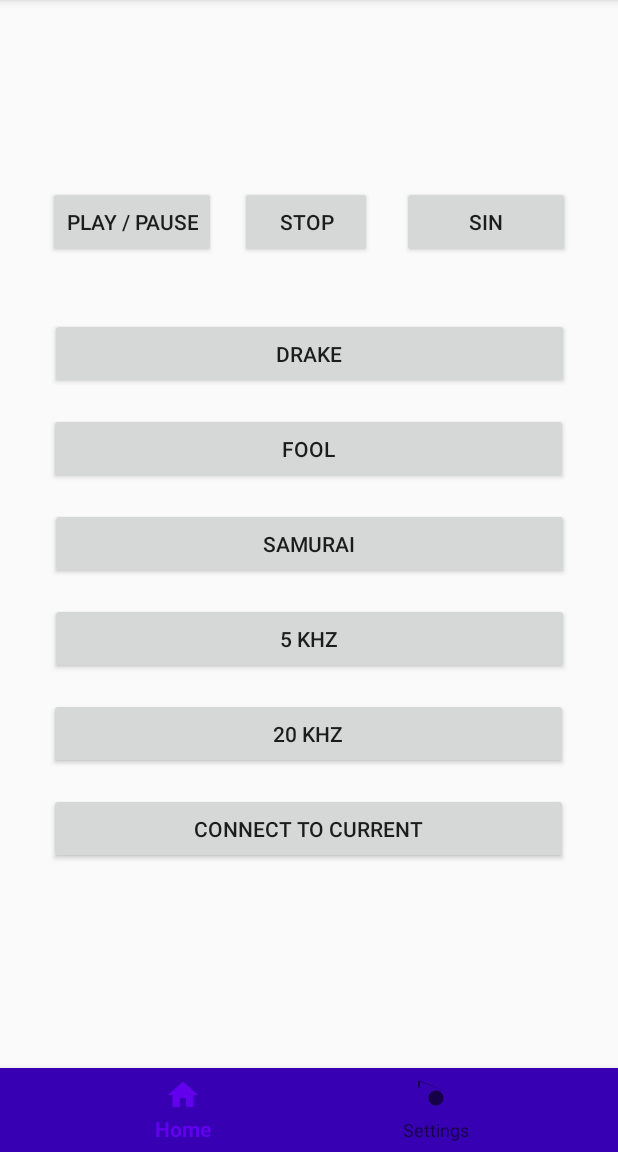
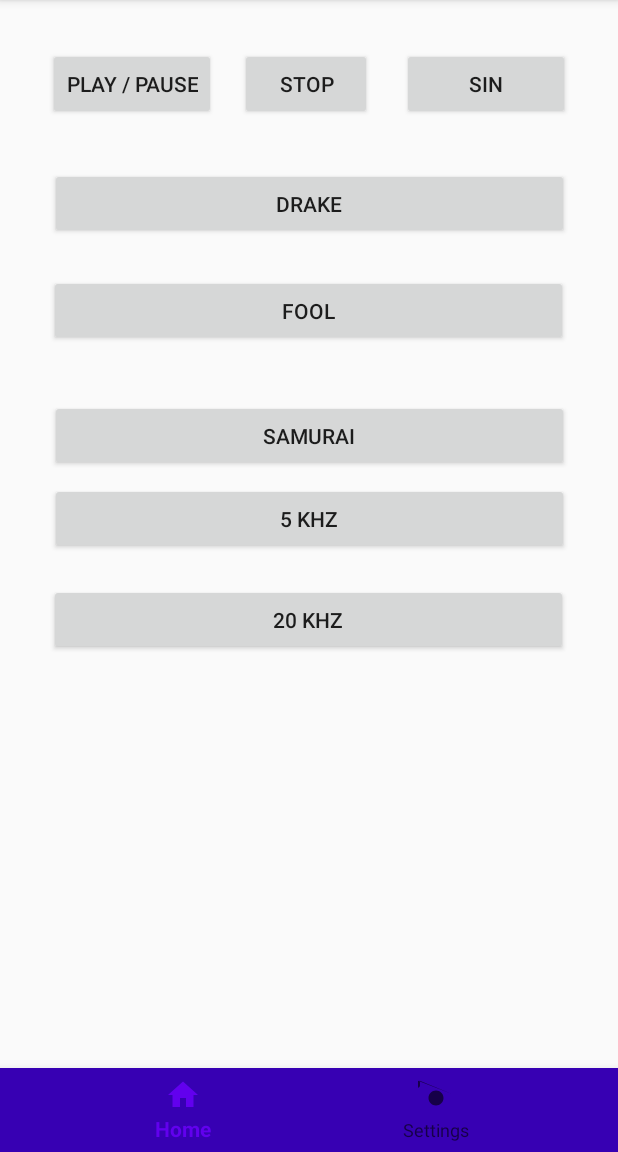
Before and after one commit to HardenedHunter/fouriertransform, an Android app: the screen it shows after launch (MainActivity), on a phone screen of 412 x 824 dp, the part 84-1236 px from its top. Run offline under Robolectric (Android 15) with nearby library versions, the light colour scheme and no system bars.

Commit message:
Fixed bug with crashing app Added data exchange between Activity and Fragmets

```diff
--- a/app/build.gradle
+++ b/app/build.gradle
@@ -6,7 +6,7 @@
 
     defaultConfig {
         applicationId "com.hardenedhunter.fouriertransform"
-        minSdkVersion 24
+        minSdkVersion 26
         targetSdkVersion 30
         versionCode 1
         versionName "1.0"
@@ -32,6 +32,7 @@
     implementation 'androidx.constraintlayout:constraintlayout:2.0.4'
     implementation 'com.google.android.material:material:1.2.1'
     implementation 'androidx.legacy:legacy-support-v4:1.0.0'
+    implementation 'com.google.code.gson:gson:2.8.5'
     testImplementation 'junit:junit:4.12'
     androidTestImplementation 'androidx.test.ext:junit:1.1.2'
     androidTestImplementation 'androidx.test.espresso:espresso-core:3.3.0'
--- a/app/src/main/AndroidManifest.xml
+++ b/app/src/main/AndroidManifest.xml
@@ -5,6 +5,8 @@
     <uses-permission android:name="android.permission.RECORD_AUDIO" />
     <uses-permission android:name="android.permission.BLUETOOTH"/>
     <uses-permission android:name="android.permission.BLUETOOTH_ADMIN"/>
+    <uses-permission android:name="android.permission.WRITE_EXTERNAL_STORAGE" />
+    <uses-permission android:name="android.permission.READ_EXTERNAL_STORAGE" />
 
     <application
         android:allowBackup="true"
--- a/app/src/main/java/com/hardenedhunter/fouriertransform/IPlayerEventListener.java
+++ b/app/src/main/java/com/hardenedhunter/fouriertransform/IPlayerEventListener.java
@@ -8,6 +8,4 @@
     void stopEvent();
 
     void sinEvent();
-
-    void currentPlayingSelectedEvent();
 }
--- a/app/src/main/java/com/hardenedhunter/fouriertransform/ISettingsEventListener.java
+++ b/app/src/main/java/com/hardenedhunter/fouriertransform/ISettingsEventListener.java
@@ -3,5 +3,5 @@
 import android.bluetooth.BluetoothAdapter;
 
 public interface ISettingsEventListener {
-    void macSelectedEvent(BluetoothAdapter bluetoothAdapter, String mac);
+    void macSelectedEvent(String mac);
 }
--- a/app/src/main/java/com/hardenedhunter/fouriertransform/MainActivity.java
+++ b/app/src/main/java/com/hardenedhunter/fouriertransform/MainActivity.java
@@ -10,9 +10,8 @@
 import android.media.MediaPlayer;
 import android.os.Bundle;
 import android.util.Log;
-import android.view.View;
+import android.view.MenuItem;
 import android.widget.ArrayAdapter;
-import android.widget.Button;
 import android.widget.ListView;
 import android.widget.TextView;
 import android.widget.Toast;
@@ -49,62 +48,68 @@
     private ThreadWave waveGenerator;
     // Плеер, который играет музыку
     private MediaPlayer mediaPlayer;
-
-    private Fragment fragmentPlayer;
-    private Fragment fragmentSettings;
-
-    private TextView viewDevice;
-    private ListView devicesView;
+    // Адаптер Bluetooth
+    private BluetoothAdapter bluetoothAdapter;
+    private Bundle settings;
 
     @Override
     protected void onCreate(Bundle savedInstanceState) {
         super.onCreate(savedInstanceState);
         setContentView(R.layout.activity_main);
 
-        fragmentPlayer = getSupportFragmentManager().findFragmentById(R.id.frameLayoutPlayer);
-        fragmentSettings = getSupportFragmentManager().findFragmentById(R.id.frameLayoutSettings);
+        settings = new Bundle();
+        bluetoothAdapter = BluetoothAdapter.getDefaultAdapter();
+        if (bluetoothAdapter.isEnabled()) {
+            settings = setup(bluetoothAdapter);
+        }
 
-        if (fragmentPlayer == null)
-            Log.println(Log.ERROR, "null", "player is null");
-
-        BluetoothAdapter bluetoothAdapter = BluetoothAdapter.getDefaultAdapter();
-
-        loadFragment(PlayerFragment.newInstance());
-//        TextView viewDevice = fragmentSettings.getView().findViewById(R.id.textViewDevice);
-//        viewDevice.setText(bluetoothAdapter.getName());
+        loadSettings(settings);
+        loadPlayer();
 
         // Запрашиваем разрешение на всё
         showPermission(Manifest.permission.RECORD_AUDIO, REQUEST_PERMISSION_RECORD_AUDIO);
         showPermission(Manifest.permission.BLUETOOTH, REQUEST_PERMISSION_BLUETOOTH);
         showPermission(Manifest.permission.BLUETOOTH_ADMIN, REQUEST_PERMISSION_BLUETOOTH_ADMIN);
+        showPermission(Manifest.permission.READ_EXTERNAL_STORAGE, REQUEST_PERMISSION_READ_STORAGE);
+        showPermission(Manifest.permission.WRITE_EXTERNAL_STORAGE, REQUEST_PERMISSION_WRITE_STORAGE);
 
         BottomNavigationView navigation = (BottomNavigationView) findViewById(R.id.bottomNavigationViewMain);
-        navigation.setOnNavigationItemSelectedListener(item -> {
-            switch (item.getItemId()) {
-                case R.id.navigation_home:
-                    loadFragment(PlayerFragment.newInstance());
-                    return true;
-                case R.id.navigation_settings:
-                    loadFragment(SettingsFragment.newInstance());
-                    return true;
-            }
-            return false;
-        });
 
-        if (bluetoothAdapter.isEnabled()) {
-            setup(bluetoothAdapter);
-        }
+        navigation.setOnNavigationItemSelectedListener(this::onNavigationItemSelectedListener);
     }
 
-    private void loadFragment(Fragment fragment) {
-        FragmentTransaction ft = getSupportFragmentManager().beginTransaction();
-        ft.replace(R.id.constraintLayoutContent, fragment);
-        ft.commit();
+    private boolean onNavigationItemSelectedListener(MenuItem menuItem) {
+        switch (menuItem.getItemId()) {
+            case R.id.navigation_home:
+                loadPlayer();
+                return true;
+            case R.id.navigation_settings:
+                loadSettings(settings);
+                return true;
+        }
+        return false;
+    }
+
+    private void loadSettings(Bundle settings) {
+        Fragment fragment = new SettingsFragment();
+        fragment.setArguments(settings);
+        getSupportFragmentManager()
+                .beginTransaction()
+                .replace(R.id.constraintLayoutContent, fragment)
+                .commitNow();
+    }
+
+    private void loadPlayer() {
+        Fragment fragment = new PlayerFragment();
+        getSupportFragmentManager()
+                .beginTransaction()
+                .replace(R.id.constraintLayoutContent, fragment)
+                .commitNow();
     }
 
     // Создание списка сопряжённых Bluetooth-устройств
-    private void setup(BluetoothAdapter bluetoothAdapter) {
-        ListView devicesView = findViewById(R.id.listBluetooth);
+    private Bundle setup(BluetoothAdapter bluetoothAdapter) {
+        Bundle bundleSettings = new Bundle();
         Set<BluetoothDevice> pairedDevices = bluetoothAdapter.getBondedDevices();
         // Если есть сопряжённые устройства
         if (pairedDevices.size() > 0) {
@@ -112,18 +117,13 @@
             // Добавляем сопряжённые устройства в список на экране - Имя + MAC-адресс
             for (BluetoothDevice device : pairedDevices)
                 pairedDeviceArrayList.add(device.getName() + "\n" + device.getAddress());
-            ArrayAdapter<String> pairedDeviceAdapter = new ArrayAdapter<>(this, simple_list_item_1, pairedDeviceArrayList);
-            devicesView.setAdapter(pairedDeviceAdapter);
-            // Клик по нужному устройству
-            devicesView.setOnItemClickListener((parent, view, position, id) -> {
-                String itemValue = (String) devicesView.getItemAtPosition(position);
-                String MAC = itemValue.substring(itemValue.length() - 17); // Вычленяем MAC-адрес
-                BluetoothDevice device = bluetoothAdapter.getRemoteDevice(MAC);
-                bluetoothConnector = new ThreadBluetoothConnector(device);
-                bluetoothConnector.start();  // Запускаем поток для подключения Bluetooth
-            });
+            bundleSettings.putStringArrayList("devices", pairedDeviceArrayList);
+            bundleSettings.putString("name", bluetoothAdapter.getName());
         }
+        return bundleSettings;
     }
+
+
 
     // Методы интерфейсов  MediaPlayer.OnPreparedListener, MediaPlayer.OnCompletionListener
     @Override
@@ -256,6 +256,8 @@
     private static final int REQUEST_PERMISSION_BLUETOOTH = 1;
     private static final int REQUEST_PERMISSION_BLUETOOTH_ADMIN = 2;
     private static final int REQUEST_PERMISSION_RECORD_AUDIO = 3;
+    private static final int REQUEST_PERMISSION_READ_STORAGE = 4;
+    private static final int REQUEST_PERMISSION_WRITE_STORAGE = 5;
 
     private void showPermission(String permission, int requestCode) {
         int permissionCheck = ContextCompat.checkSelfPermission(this, permission);
@@ -326,20 +328,7 @@
     }
 
     @Override
-    public void currentPlayingSelectedEvent() {
-        AudioManager manager = (AudioManager) getSystemService(Context.AUDIO_SERVICE);
-        int audioSessionId = manager.getActiveRecordingConfigurations().get(0).getClientAudioSessionId() - 8;
-        Log.println(Log.DEBUG, "Audio", "current audioSessionId=" + audioSessionId);
-        // Берёт сессию музыки у плеера и передает ресиверу,
-        // который будет брать из неё аудиоволны
-        if (audioSessionId != -1) {
-            receiver.startSession(audioSessionId);
-        }
-        mediaPlayer.setOnCompletionListener(this);
-    }
-
-    @Override
-    public void macSelectedEvent(BluetoothAdapter bluetoothAdapter, String mac) {
+    public void macSelectedEvent(String mac) {
         BluetoothDevice device = bluetoothAdapter.getRemoteDevice(mac);
         bluetoothConnector = new ThreadBluetoothConnector(device);
         bluetoothConnector.start();  // Запускаем поток для подключения Bluetooth
--- a/app/src/main/java/com/hardenedhunter/fouriertransform/PlayerFragment.java
+++ b/app/src/main/java/com/hardenedhunter/fouriertransform/PlayerFragment.java
@@ -109,10 +109,6 @@
         playerEventListener.songSelectedEvent(song);
     }
 
-    public void onCurrentClick(View view) {
-        playerEventListener.currentPlayingSelectedEvent();
-    }
-
     @Override
     public View onCreateView(LayoutInflater inflater, ViewGroup container,
                              Bundle savedInstanceState) {
--- a/app/src/main/java/com/hardenedhunter/fouriertransform/SettingsFragment.java
+++ b/app/src/main/java/com/hardenedhunter/fouriertransform/SettingsFragment.java
@@ -9,6 +9,14 @@
 import android.view.LayoutInflater;
 import android.view.View;
 import android.view.ViewGroup;
+import android.widget.AdapterView;
+import android.widget.ArrayAdapter;
+import android.widget.ListView;
+import android.widget.TextView;
+
+import java.util.ArrayList;
+
+import static android.R.layout.simple_list_item_1;
 
 /**
  * A simple {@link Fragment} subclass.
@@ -19,14 +27,14 @@
 
     ISettingsEventListener settingsEventListener;
 
-    // TODO: Rename parameter arguments, choose names that match
-    // the fragment initialization parameters, e.g. ARG_ITEM_NUMBER
-    private static final String ARG_PARAM1 = "param1";
-    private static final String ARG_PARAM2 = "param2";
+    private ListView listBluetooth;
+    private TextView textViewName;
 
-    // TODO: Rename and change types of parameters
-    private String mParam1;
-    private String mParam2;
+    private static final String ARG_PARAM_DEVICES = "devices";
+    private static final String ARG_PARAM_NAME = "devices";
+
+    private static ArrayList<String> devices;
+    private static String name;
 
     public SettingsFragment() {
         // Required empty public constructor
@@ -50,26 +58,50 @@
     // TODO: Rename and change types and number of parameters
     public static SettingsFragment newInstance() {
         SettingsFragment fragment = new SettingsFragment();
-        /*Bundle args = new Bundle();
-        args.putString(ARG_PARAM1, param1);
-        args.putString(ARG_PARAM2, param2);
-        fragment.setArguments(args);*/
+        Bundle args = new Bundle();
+        args.putString(ARG_PARAM_NAME, name);
+        args.putStringArrayList(ARG_PARAM_DEVICES, devices);
+        fragment.setArguments(args);
         return fragment;
     }
 
     @Override
     public void onCreate(Bundle savedInstanceState) {
         super.onCreate(savedInstanceState);
-        /*if (getArguments() != null) {
-            mParam1 = getArguments().getString(ARG_PARAM1);
-            mParam2 = getArguments().getString(ARG_PARAM2);
-        }*/
+        if (getArguments() != null) {
+            devices = getArguments().getStringArrayList(ARG_PARAM_DEVICES);
+            name = getArguments().getString(ARG_PARAM_NAME);
+            if (devices == null)
+                devices = new ArrayList<>();
+            if (name == null)
+                name = "null";
+        }
     }
 
     @Override
     public View onCreateView(LayoutInflater inflater, ViewGroup container,
                              Bundle savedInstanceState) {
         // Inflate the layout for this fragment
-        return inflater.inflate(R.layout.fragment_settings, container, false);
+        View view = inflater.inflate(R.layout.fragment_settings, container, false);
+
+        listBluetooth = view.findViewById(R.id.listBluetooth);
+        textViewName = view.findViewById(R.id.textViewDevice);
+
+        listBluetooth.setOnItemClickListener(this::onListViewClick);
+
+        ArrayAdapter<String> pairedDeviceAdapter = new ArrayAdapter<>(getContext(), simple_list_item_1, devices);
+        listBluetooth.setAdapter(pairedDeviceAdapter);
+        textViewName.setText(name);
+
+        return view;
     }
+
+    //region listeners
+    private void onListViewClick(AdapterView<?> adapterView, View view, int i, long l) {
+        String itemValue = (String) listBluetooth.getItemAtPosition(i);
+        String MAC = itemValue.substring(itemValue.length() - 17); // Вычленяем MAC-адрес
+        settingsEventListener.macSelectedEvent(MAC);
+    }
+    //endregion
+
 }
--- a/app/src/main/res/layout/fragment_player.xml
+++ b/app/src/main/res/layout/fragment_player.xml
@@ -10,22 +10,20 @@
     <!-- TODO: Update blank fragment layout -->
 
     <Button
-        android:id="@+id/buttonSamurai"
-        android:layout_width="346dp"
-        android:layout_height="47dp"
-        android:layout_marginTop="16dp"
-        android:onClick="onSongClick"
-        android:text="Samurai"
-        app:layout_constraintEnd_toEndOf="parent"
-        app:layout_constraintHorizontal_bias="0.507"
-        app:layout_constraintStart_toStartOf="parent"
-        app:layout_constraintTop_toBottomOf="@+id/buttonFool" />
+        android:id="@+id/buttonStop"
+        android:layout_width="0dp"
+        android:layout_height="wrap_content"
+        android:layout_marginStart="16dp"
+        android:onClick="onAudioControlClick"
+        android:text="@string/stop"
+        app:layout_constraintStart_toEndOf="@+id/buttonPlayPause"
+        app:layout_constraintTop_toTopOf="@+id/buttonPlayPause" />
 
     <Button
         android:id="@+id/buttonFool"
         android:layout_width="346dp"
         android:layout_height="47dp"
-        android:layout_marginTop="16dp"
+        android:layout_marginTop="24dp"
         android:onClick="onSongClick"
         android:text="Fool"
         app:layout_constraintEnd_toEndOf="parent"
@@ -37,7 +35,7 @@
         android:id="@+id/button20Khz"
         android:layout_width="346dp"
         android:layout_height="47dp"
-        android:layout_marginTop="16dp"
+        android:layout_marginTop="20dp"
         android:onClick="onSongClick"
         android:text="20 kHz"
         app:layout_constraintEnd_toEndOf="parent"
@@ -46,22 +44,10 @@
         app:layout_constraintTop_toBottomOf="@+id/button5Khz" />
 
     <Button
-        android:id="@+id/buttonConnectCurrent"
-        android:layout_width="346dp"
-        android:layout_height="47dp"
-        android:layout_marginTop="16dp"
-        android:onClick="onCurrentClick"
-        android:text="Connect to current"
-        app:layout_constraintEnd_toEndOf="parent"
-        app:layout_constraintHorizontal_bias="0.492"
-        app:layout_constraintStart_toStartOf="parent"
-        app:layout_constraintTop_toBottomOf="@+id/button20Khz" />
-
-    <Button
         android:id="@+id/button5Khz"
         android:layout_width="346dp"
         android:layout_height="47dp"
-        android:layout_marginTop="16dp"
+        android:layout_marginTop="8dp"
         android:onClick="onSongClick"
         android:text="5 kHz"
         app:layout_constraintEnd_toEndOf="parent"
@@ -83,21 +69,11 @@
         app:layout_constraintTop_toTopOf="@+id/buttonStop" />
 
     <Button
-        android:id="@+id/buttonStop"
-        android:layout_width="0dp"
-        android:layout_height="wrap_content"
-        android:layout_marginStart="16dp"
-        android:onClick="onAudioControlClick"
-        android:text="@string/stop"
-        app:layout_constraintStart_toEndOf="@+id/buttonPlayPause"
-        app:layout_constraintTop_toTopOf="@+id/buttonPlayPause" />
-
-    <Button
         android:id="@+id/buttonPlayPause"
         android:layout_width="0dp"
         android:layout_height="wrap_content"
         android:layout_marginStart="32dp"
-        android:layout_marginTop="124dp"
+        android:layout_marginTop="32dp"
         android:onClick="onAudioControlClick"
         android:text="@string/playPause"
         app:layout_constraintStart_toStartOf="parent"
@@ -107,11 +83,24 @@
         android:id="@+id/buttonDrake"
         android:layout_width="346dp"
         android:layout_height="47dp"
-        android:layout_marginTop="40dp"
+        android:layout_marginTop="32dp"
         android:onClick="onSongClick"
         android:text="Drake"
         app:layout_constraintEnd_toEndOf="parent"
+        app:layout_constraintHorizontal_bias="0.507"
         app:layout_constraintStart_toStartOf="parent"
         app:layout_constraintTop_toBottomOf="@+id/buttonStop" />
 
+    <Button
+        android:id="@+id/buttonSamurai"
+        android:layout_width="346dp"
+        android:layout_height="47dp"
+        android:layout_marginTop="36dp"
+        android:onClick="onSongClick"
+        android:text="Samurai"
+        app:layout_constraintEnd_toEndOf="parent"
+        app:layout_constraintHorizontal_bias="0.507"
+        app:layout_constraintStart_toStartOf="parent"
+        app:layout_constraintTop_toBottomOf="@+id/buttonFool" />
+
 </androidx.constraintlayout.widget.ConstraintLayout>
--- a/app/src/main/res/layout/fragment_settings.xml
+++ b/app/src/main/res/layout/fragment_settings.xml
@@ -19,8 +19,8 @@
 
     <ListView
         android:id="@+id/listBluetooth"
-        android:layout_width="346dp"
-        android:layout_height="118dp"
+        android:layout_width="354dp"
+        android:layout_height="599dp"
         android:layout_marginTop="20dp"
         android:visibility="visible"
         app:layout_constraintEnd_toEndOf="parent"
```
